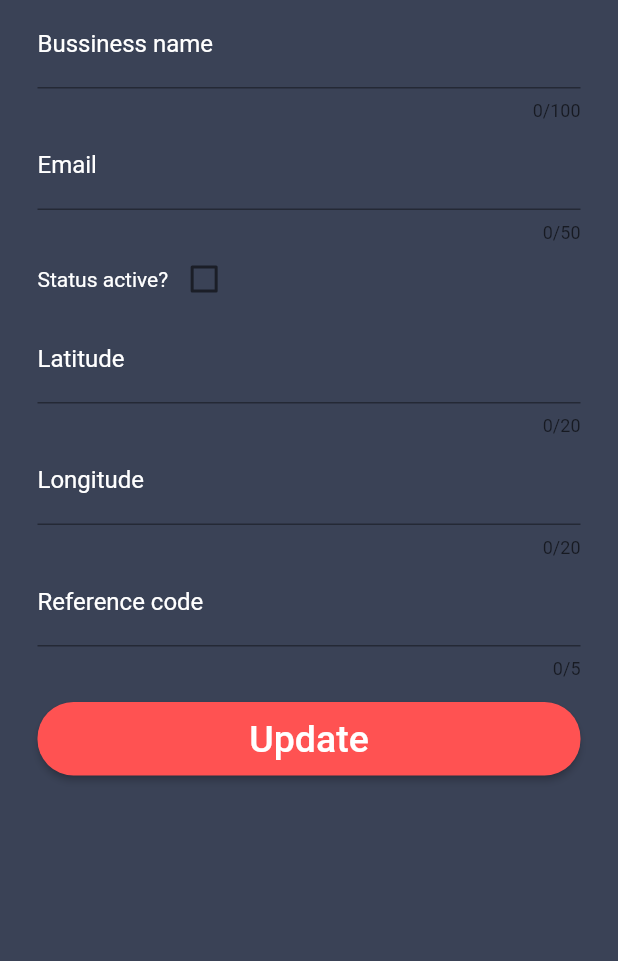
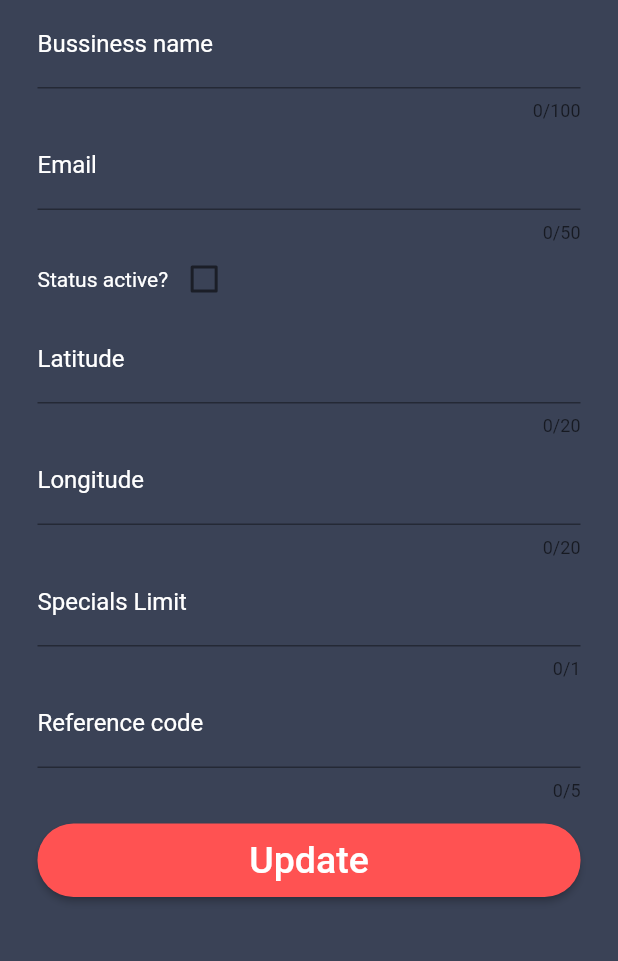
Before and after one commit to BernardDW/SP-Admin-panel, a Flutter app: the ShowDetails screen opened directly with empty values, on a phone screen of 412 x 824 dp, the part 84-1045 px from its top. Run offline on Flutter 3.47's test engine with Material 2 defaults, Android fonts, the phone set to English and light mode, and no system bars; our stand-ins replace rflutter_alert; network calls fail.

Commit message:
Updated special limit

```diff
--- a/lib/files/card_details.dart
+++ b/lib/files/card_details.dart
@@ -24,12 +24,14 @@ class _ShowDetailsState extends State<ShowDetails> {
   final _longController = new TextEditingController();
   bool _validateLong = false;
   final _refController = new TextEditingController();
+  final _limController = new TextEditingController();
 
   final FocusNode _businessFocus = FocusNode();
   final FocusNode _emailFocus = FocusNode();
   final FocusNode _latFocus = FocusNode();
   final FocusNode _longFocus = FocusNode();
   final FocusNode _refFocus = FocusNode();
+  final FocusNode _limFocus = FocusNode();
 
   bool bUpdatePressed = false;
   bool bStatus = true;
@@ -43,6 +45,8 @@ class _ShowDetailsState extends State<ShowDetails> {
     _latController.text = widget.usercardd.latitude;
     _longController.text = widget.usercardd.longitude;
     _refController.text = widget.usercardd.referenceNo;
+    _limController.text = widget.usercardd.specialslimit;
+    print(_limController.text);
     if (widget.usercardd.status == 'active') {
       bStatus = true;
     } else {
@@ -58,6 +62,7 @@ class _ShowDetailsState extends State<ShowDetails> {
     _latController.dispose();
     _longController.dispose();
     _refController.dispose();
+    _limController.dispose();
     super.dispose();
   }
 
@@ -169,6 +174,23 @@ class _ShowDetailsState extends State<ShowDetails> {
               focusNode: _longFocus,
               onSubmitted: (term) {
                 _longFocus.unfocus();
+                FocusScope.of(context).requestFocus(_limFocus);
+              },
+            ),
+            new TextField(
+              style: new TextStyle(color: Colors.white),
+              decoration: InputDecoration(
+                labelText: 'Specials Limit',
+                labelStyle: TextStyle(
+                  color: Colors.white,
+                ),
+              ),
+              keyboardType: TextInputType.number,
+              controller: _limController,
+              maxLength: 1,
+              focusNode: _limFocus,
+              onSubmitted: (term) {
+                _limFocus.unfocus();
                 FocusScope.of(context).requestFocus(_refFocus);
               },
             ),
@@ -250,6 +272,7 @@ class _ShowDetailsState extends State<ShowDetails> {
       "latitude": _latController.text,
       "longitude": _longController.text,
       "referenceNo": _refController.text,
+      "specialslimit": _limController.text
     });
     print(_emailController.text);
     print(result.body);
@@ -286,6 +309,7 @@ class _ShowDetailsState extends State<ShowDetails> {
             ),
             onPressed: () {
               widget.usercardd.referenceNo = _refController.text;
+              widget.usercardd.specialslimit = _limController.text;
               widget.usercardd.businessname = _busController.text;
               widget.usercardd.latitude = _latController.text;
               widget.usercardd.longitude = _longController.text;
--- a/lib/files/cardd.dart
+++ b/lib/files/cardd.dart
@@ -6,8 +6,10 @@ class UserCard {
   String latitude;
   String longitude;
   String referenceNo;
+  String specialslimit;
 
-  UserCard(this.userid, this.useremail, this.status, this.businessname, this.latitude, this.longitude, this.referenceNo);
+  UserCard(this.userid, this.useremail, this.status, this.businessname,
+      this.latitude, this.longitude, this.referenceNo, this.specialslimit);
 
   UserCard.fromJson(Map<String, dynamic> json) {
     userid = json['userid'];
@@ -17,5 +19,6 @@ class UserCard {
     latitude = json['latitude'];
     longitude = json['longitude'];
     referenceNo = json['reference_no'];
+    specialslimit = json['specialcountlimit'];
   }
 }
```
Also changed, not shown: pubspec.lock. Lines whose indentation alone changed are shown as unchanged.
